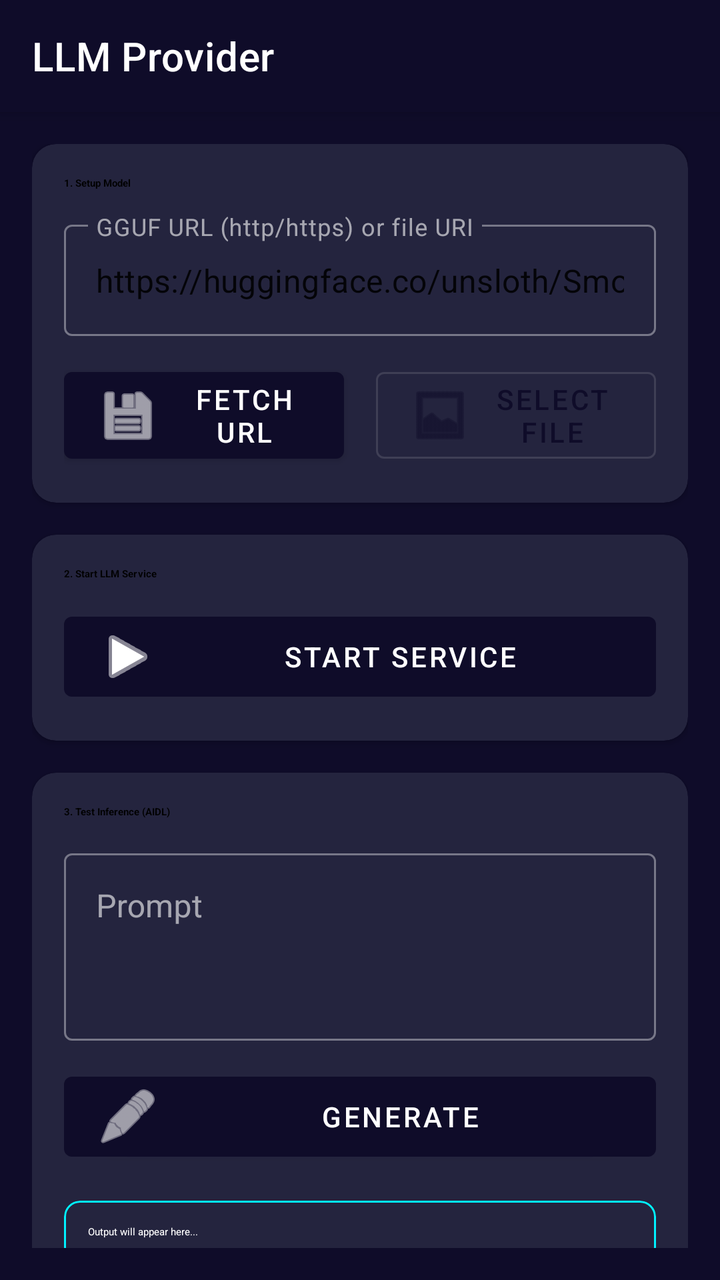
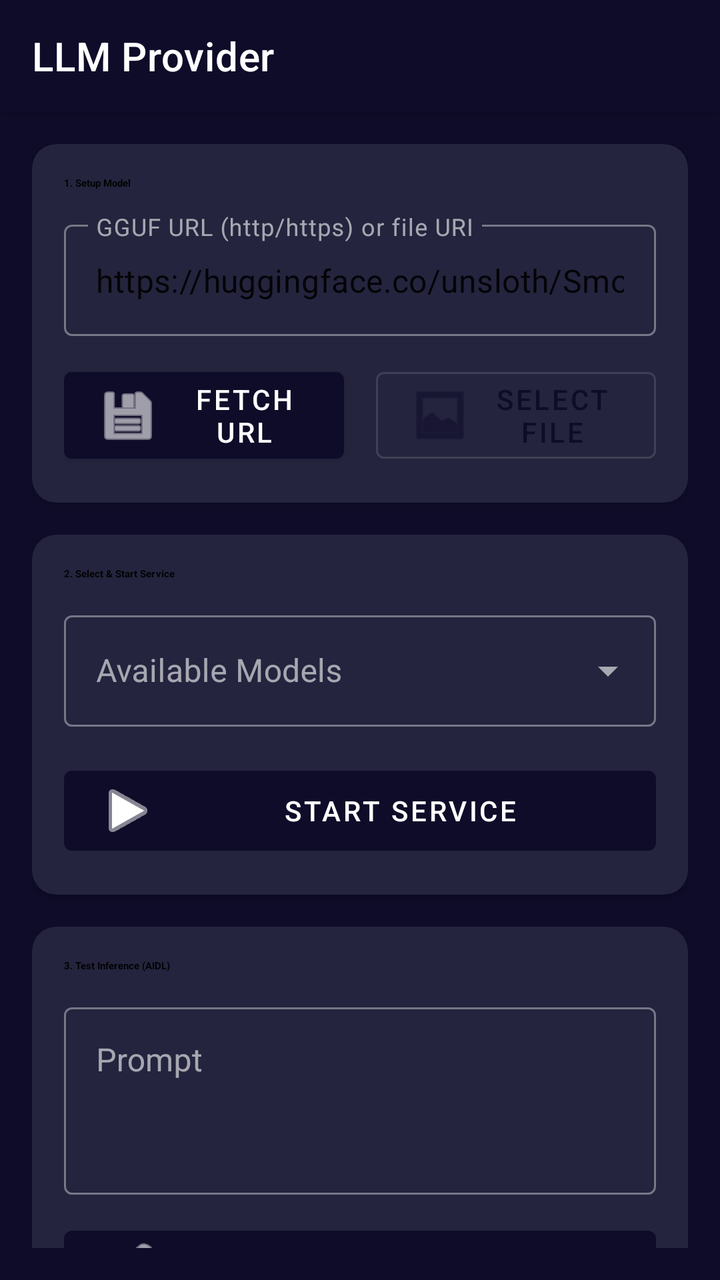

The first picture is an Android layout as it rendered before a commit; the second is the same layout after the commit. The layout source and the unified diff follow.
<!-- AndroidManifest.xml: application theme Theme.Tree4Five -->
<!-- res/layout/activity_main.xml -->
<?xml version="1.0" encoding="utf-8"?>
<androidx.coordinatorlayout.widget.CoordinatorLayout xmlns:android="http://schemas.android.com/apk/res/android"
    xmlns:app="http://schemas.android.com/apk/res-auto"
    android:layout_width="match_parent"
    android:layout_height="match_parent"
    android:background="?android:attr/colorBackground">

    <com.google.android.material.appbar.AppBarLayout
        android:layout_width="match_parent"
        android:layout_height="wrap_content">
        
        <com.google.android.material.appbar.MaterialToolbar
            android:id="@+id/toolbar"
            android:layout_width="match_parent"
            android:layout_height="?attr/actionBarSize"
            app:title="LLM Provider"
            style="@style/Widget.MaterialComponents.Toolbar.Primary" />
    </com.google.android.material.appbar.AppBarLayout>

    <androidx.core.widget.NestedScrollView
        android:layout_width="match_parent"
        android:layout_height="match_parent"
        app:layout_behavior="@string/appbar_scrolling_view_behavior"
        android:padding="16dp">

        <LinearLayout
            android:layout_width="match_parent"
            android:layout_height="wrap_content"
            android:orientation="vertical">

            
            <com.google.android.material.card.MaterialCardView
                android:layout_width="match_parent"
                android:layout_height="wrap_content"
                app:cardCornerRadius="12dp"
                app:cardElevation="2dp"
                android:layout_marginBottom="16dp">

                <LinearLayout
                    android:layout_width="match_parent"
                    android:layout_height="wrap_content"
                    android:orientation="vertical"
                    android:padding="16dp">

                    <TextView
                        android:layout_width="wrap_content"
                        android:layout_height="wrap_content"
                        android:text="1. Setup Model"
                        android:textAppearance="?attr/textAppearanceTitleMedium"
                        android:textStyle="bold"
                        android:layout_marginBottom="12dp"/>

                    <com.google.android.material.textfield.TextInputLayout
                        android:layout_width="match_parent"
                        android:layout_height="wrap_content"
                        android:hint="GGUF URL (http/https) or file URI"
                        style="@style/Widget.MaterialComponents.TextInputLayout.OutlinedBox">
                        
                        <com.google.android.material.textfield.TextInputEditText
                            android:id="@+id/etModelUrl"
                            android:layout_width="match_parent"
                            android:layout_height="wrap_content"
                            android:text="https://huggingface.co/unsloth/SmolLM2-135M-Instruct-GGUF/resolve/main/SmolLM2-135M-Instruct-Q4_K_M.gguf"
                            android:inputType="textUri"/>
                    </com.google.android.material.textfield.TextInputLayout>

                    <LinearLayout
                        android:layout_width="match_parent"
                        android:layout_height="wrap_content"
                        android:orientation="horizontal"
                        android:layout_marginTop="12dp"
                        android:weightSum="2">

                        <com.google.android.material.button.MaterialButton
                            android:id="@+id/btnDownload"
                            android:layout_width="0dp"
                            android:layout_height="wrap_content"
                            android:layout_weight="1"
                            android:layout_marginEnd="8dp"
                            android:text="Fetch URL"
                            app:icon="@android:drawable/ic_menu_save" />

                        <com.google.android.material.button.MaterialButton
                            android:id="@+id/btnSelectFile"
                            style="@style/Widget.MaterialComponents.Button.OutlinedButton"
                            android:layout_width="0dp"
                            android:layout_height="wrap_content"
                            android:layout_weight="1"
                            android:layout_marginStart="8dp"
                            android:text="Select File"
                            app:icon="@android:drawable/ic_menu_gallery" />
                    </LinearLayout>

                    <com.google.android.material.progressindicator.LinearProgressIndicator
                        android:id="@+id/progressBar"
                        android:layout_width="match_parent"
                        android:layout_height="wrap_content"
                        android:layout_marginTop="16dp"
                        android:visibility="gone"
                        android:max="100"/>
                        
                    <TextView
                        android:id="@+id/tvProgress"
                        android:layout_width="match_parent"
                        android:layout_height="wrap_content"
                        android:text="0%"
                        android:textAlignment="center"
                        android:layout_marginTop="4dp"
                        android:visibility="gone" />

                </LinearLayout>
            </com.google.android.material.card.MaterialCardView>

            
            <com.google.android.material.card.MaterialCardView
                android:layout_width="match_parent"
                android:layout_height="wrap_content"
                app:cardCornerRadius="12dp"
                app:cardElevation="2dp"
                android:layout_marginBottom="16dp">

                <LinearLayout
                    android:layout_width="match_parent"
                    android:layout_height="wrap_content"
                    android:orientation="vertical"
                    android:padding="16dp">

                    <TextView
                        android:layout_width="wrap_content"
                        android:layout_height="wrap_content"
                        android:text="2. Start LLM Service"
                        android:textAppearance="?attr/textAppearanceTitleMedium"
                        android:textStyle="bold"
                        android:layout_marginBottom="12dp"/>

                    <com.google.android.material.button.MaterialButton
                        android:id="@+id/btnStartService"
                        android:layout_width="match_parent"
                        android:layout_height="wrap_content"
                        android:text="Start Service"
                        app:icon="@android:drawable/ic_media_play" />
                </LinearLayout>
            </com.google.android.material.card.MaterialCardView>

            
            <com.google.android.material.card.MaterialCardView
                android:layout_width="match_parent"
                android:layout_height="wrap_content"
                app:cardCornerRadius="12dp"
                app:cardElevation="2dp"
                android:layout_marginBottom="16dp">

                <LinearLayout
                    android:layout_width="match_parent"
                    android:layout_height="wrap_content"
                    android:orientation="vertical"
                    android:padding="16dp">

                    <TextView
                        android:layout_width="wrap_content"
                        android:layout_height="wrap_content"
                        android:text="3. Test Inference (AIDL)"
                        android:textAppearance="?attr/textAppearanceTitleMedium"
                        android:textStyle="bold"
                        android:layout_marginBottom="12dp"/>

                    <com.google.android.material.textfield.TextInputLayout
                        android:layout_width="match_parent"
                        android:layout_height="wrap_content"
                        android:hint="Prompt"
                        style="@style/Widget.MaterialComponents.TextInputLayout.OutlinedBox">

                        <com.google.android.material.textfield.TextInputEditText
                            android:id="@+id/etPrompt"
                            android:layout_width="match_parent"
                            android:layout_height="wrap_content"
                            android:inputType="textMultiLine"
                            android:lines="3"
                            android:gravity="top" />
                    </com.google.android.material.textfield.TextInputLayout>

                    <com.google.android.material.button.MaterialButton
                        android:id="@+id/btnTest"
                        android:layout_width="match_parent"
                        android:layout_height="wrap_content"
                        android:layout_marginTop="12dp"
                        android:text="Generate"
                        app:icon="@android:drawable/ic_menu_edit" />

                    <com.google.android.material.card.MaterialCardView
                        android:layout_width="match_parent"
                        android:layout_height="wrap_content"
                        android:layout_marginTop="16dp"
                        app:cardBackgroundColor="?attr/colorSurface"
                        app:cardCornerRadius="8dp"
                        app:cardElevation="0dp"
                        app:strokeWidth="1dp"
                        app:strokeColor="?attr/colorSecondary">
                        
                        <TextView
                            android:id="@+id/tvOutput"
                            android:layout_width="match_parent"
                            android:layout_height="wrap_content"
                            android:padding="12dp"
                            android:text="Output will appear here..."
                            android:textAppearance="?attr/textAppearanceBodyMedium"
                            android:textColor="?attr/colorOnSurface"/>
                    </com.google.android.material.card.MaterialCardView>
                </LinearLayout>
            </com.google.android.material.card.MaterialCardView>

        </LinearLayout>
    </androidx.core.widget.NestedScrollView>

</androidx.coordinatorlayout.widget.CoordinatorLayout>
<!-- resources referenced by this layout -->
<resources>
  <style name="Theme.Tree4Five" parent="Theme.MaterialComponents.DayNight.NoActionBar">
          
          <item name="colorPrimary">@color/colorPrimary</item>
          <item name="colorPrimaryVariant">@color/colorPrimaryVariant</item>
          <item name="colorOnPrimary">@color/colorOnPrimary</item>
          
          <item name="colorSecondary">@color/colorSecondary</item>
          <item name="colorSecondaryVariant">@color/colorSecondaryVariant</item>
          <item name="colorOnSecondary">@color/colorOnSecondary</item>
          
          <item name="android:colorBackground">@color/colorBackground</item>
          <item name="colorSurface">@color/colorSurface</item>
          <item name="colorOnBackground">@color/colorOnBackground</item>
          <item name="colorOnSurface">@color/colorOnSurface</item>
      </style>
  <color name="colorPrimary">#0f0c29</color>
  <color name="colorPrimaryVariant">#24243e</color>
  <color name="colorOnPrimary">#FFFFFF</color>
  <color name="colorSecondary">#00f2fe</color>
  <color name="colorSecondaryVariant">#4facfe</color>
  <color name="colorOnSecondary">#000000</color>
  <color name="colorBackground">#0f0c29</color>
  <color name="colorSurface">#24243e</color>
  <color name="colorOnBackground">#FFFFFF</color>
  <color name="colorOnSurface">#FFFFFF</color>
</resources>

<!-- the commit's change to res/layout/activity_main.xml (unified diff, before → after) -->
@@ -128,10 +128,24 @@
                     <TextView
                         android:layout_width="wrap_content"
                         android:layout_height="wrap_content"
-                        android:text="2. Start LLM Service"
+                        android:text="2. Select &amp; Start Service"
                         android:textAppearance="?attr/textAppearanceTitleMedium"
                         android:textStyle="bold"
                         android:layout_marginBottom="12dp"/>
+
+                    <com.google.android.material.textfield.TextInputLayout
+                        style="@style/Widget.MaterialComponents.TextInputLayout.OutlinedBox.ExposedDropdownMenu"
+                        android:layout_width="match_parent"
+                        android:layout_height="wrap_content"
+                        android:layout_marginBottom="16dp"
+                        android:hint="Available Models">
+                        
+                        <AutoCompleteTextView
+                            android:id="@+id/spinnerModels"
+                            android:layout_width="match_parent"
+                            android:layout_height="wrap_content"
+                            android:inputType="none"/>
+                    </com.google.android.material.textfield.TextInputLayout>
 
                     <com.google.android.material.button.MaterialButton
                         android:id="@+id/btnStartService"
